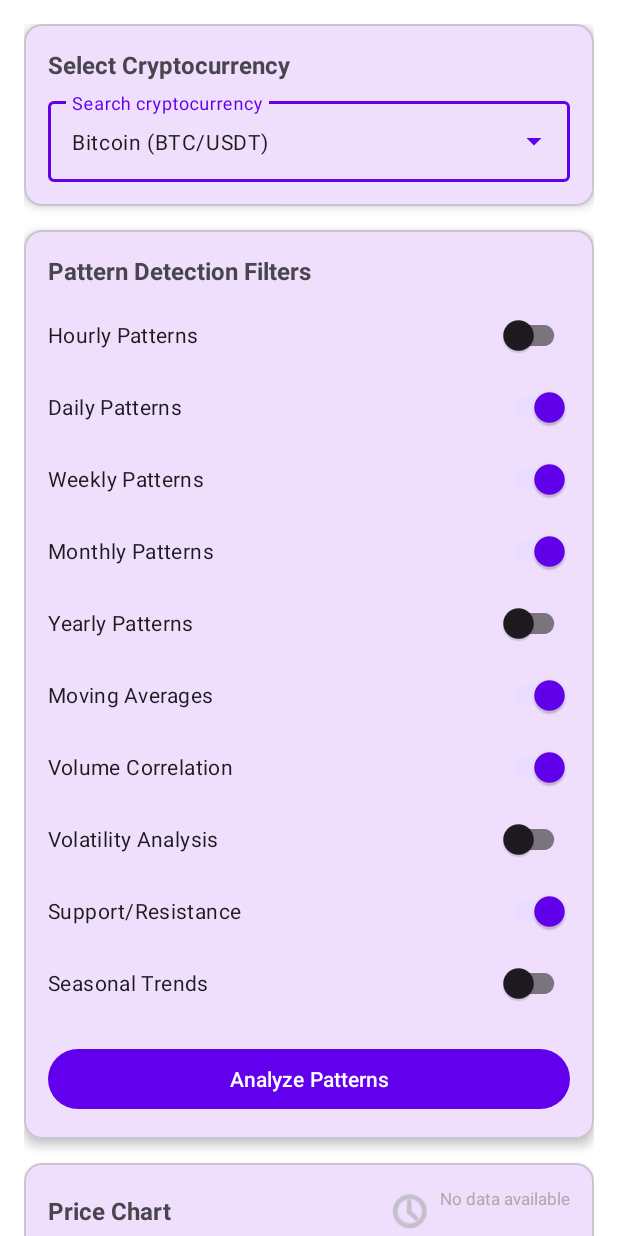
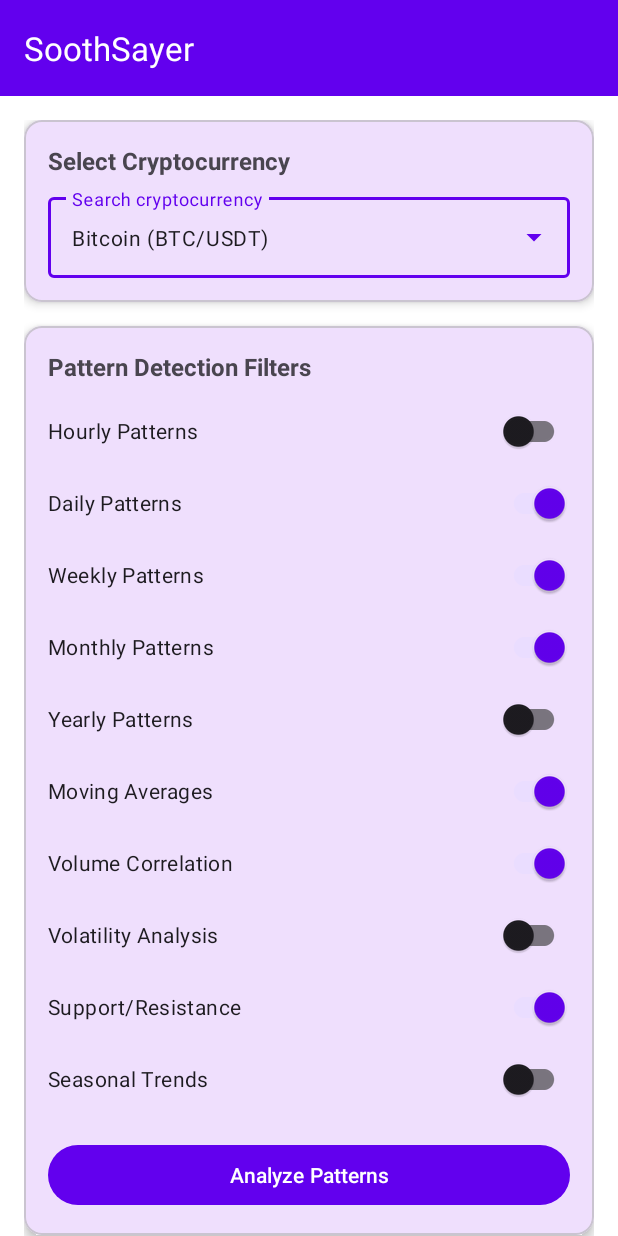
Before and after one commit to stagged1-cloud/SoothSayer, an Android app: the screen it shows after launch (MainActivity), on a phone screen of 412 x 824 dp. Run offline under Robolectric (Android 15) with nearby library versions, the phone set to English and light mode, and no system bars; our stand-ins replace Dagger/Hilt's generated code, Room's generated code; libraries missing offline, so code that uses them is left out: com.github.mikephil.charting; plain views replace LineChart; 12 statements that could not run were skipped.

Commit message:
Add visible toolbar with About menu and comprehensive CHANGELOG - Add AppBarLayout with MaterialToolbar to MainActivity layout - Menu now visible at top of app with info icon - About navigation working from toolbar menu (not hidden in fragment) - Removed redundant MenuProvider from AnalysisFragment - Toolbar properly integrated in MainActivity with menu click handling - Updated CHANGELOG.md with ALL changes from October 29, 2025: Pattern markers, RSI indicator, GitHub Pages website, How It Works section, How to Use guide, disclaimers, About screen, UI improvements, bug fixes - Comprehensive documentation of features, changes, fixes, and technical updates - Ready for version tagging

```diff
--- a/app/src/main/java/com/soothsayer/predictor/ui/MainActivity.kt
+++ b/app/src/main/java/com/soothsayer/predictor/ui/MainActivity.kt
@@ -1,6 +1,7 @@
 package com.soothsayer.predictor.ui
 
 import android.os.Bundle
+import android.view.MenuItem
 import androidx.appcompat.app.AppCompatActivity
 import androidx.navigation.findNavController
 import com.soothsayer.predictor.R
@@ -20,6 +21,20 @@ class MainActivity : AppCompatActivity() {
 
         binding = ActivityMainBinding.inflate(layoutInflater)
         setContentView(binding.root)
+
+        // Set up toolbar
+        setSupportActionBar(binding.toolbar)
+
+        // Handle menu item clicks
+        binding.toolbar.setOnMenuItemClickListener { menuItem ->
+            when (menuItem.itemId) {
+                R.id.action_about -> {
+                    findNavController(R.id.nav_host_fragment).navigate(R.id.aboutFragment)
+                    true
+                }
+                else -> false
+            }
+        }
     }
 
     override fun onSupportNavigateUp(): Boolean {
--- a/app/src/main/java/com/soothsayer/predictor/ui/fragments/AnalysisFragment.kt
+++ b/app/src/main/java/com/soothsayer/predictor/ui/fragments/AnalysisFragment.kt
@@ -3,16 +3,11 @@ package com.soothsayer.predictor.ui.fragments
 import android.graphics.Color
 import android.os.Bundle
 import android.view.LayoutInflater
-import android.view.Menu
-import android.view.MenuInflater
-import android.view.MenuItem
 import android.view.View
 import android.view.ViewGroup
 import android.widget.ArrayAdapter
-import androidx.core.view.MenuProvider
 import androidx.fragment.app.Fragment
 import androidx.fragment.app.viewModels
-import androidx.lifecycle.Lifecycle
 import androidx.lifecycle.lifecycleScope
 import androidx.navigation.fragment.findNavController
 import androidx.recyclerview.widget.LinearLayoutManager
@@ -79,9 +74,6 @@ class AnalysisFragment : Fragment() {
     override fun onViewCreated(view: View, savedInstanceState: Bundle?) {
         super.onViewCreated(view, savedInstanceState)
 
-        // Setup menu
-        setupMenu()
-
         // Restore saved state if available
         savedInstanceState?.let {
             currentSymbol = it.getString(KEY_CURRENT_SYMBOL, "BTCUSDT")
@@ -142,24 +134,6 @@ class AnalysisFragment : Fragment() {
             layoutManager = LinearLayoutManager(requireContext())
             adapter = patternAdapter
         }
-    }
-
-    private fun setupMenu() {
-        requireActivity().addMenuProvider(object : MenuProvider {
-            override fun onCreateMenu(menu: Menu, menuInflater: MenuInflater) {
-                menuInflater.inflate(R.menu.menu_analysis, menu)
-            }
-
-            override fun onMenuItemSelected(menuItem: MenuItem): Boolean {
-                return when (menuItem.itemId) {
-                    R.id.action_about -> {
-                        findNavController().navigate(R.id.action_analysis_to_about)
-                        true
-                    }
-                    else -> false
-                }
-            }
-        }, viewLifecycleOwner, Lifecycle.State.RESUMED)
     }
 
     private fun setupCryptoSpinner() {
--- a/app/src/main/res/layout/activity_main.xml
+++ b/app/src/main/res/layout/activity_main.xml
@@ -5,6 +5,25 @@
     android:layout_width="match_parent"
     android:layout_height="match_parent"
     tools:context=".ui.MainActivity">
+
+    <com.google.android.material.appbar.AppBarLayout
+        android:id="@+id/app_bar_layout"
+        android:layout_width="0dp"
+        android:layout_height="wrap_content"
+        app:layout_constraintEnd_toEndOf="parent"
+        app:layout_constraintStart_toStartOf="parent"
+        app:layout_constraintTop_toTopOf="parent">
+
+        <com.google.android.material.appbar.MaterialToolbar
+            android:id="@+id/toolbar"
+            android:layout_width="match_parent"
+            android:layout_height="?attr/actionBarSize"
+            android:background="?attr/colorPrimary"
+            app:title="@string/app_name"
+            app:titleTextColor="@android:color/white"
+            app:menu="@menu/menu_analysis" />
+
+    </com.google.android.material.appbar.AppBarLayout>
 
     <androidx.fragment.app.FragmentContainerView
         android:id="@+id/nav_host_fragment"
@@ -15,7 +34,7 @@
         app:layout_constraintBottom_toBottomOf="parent"
         app:layout_constraintEnd_toEndOf="parent"
         app:layout_constraintStart_toStartOf="parent"
-        app:layout_constraintTop_toTopOf="parent"
+        app:layout_constraintTop_toBottomOf="@id/app_bar_layout"
         app:navGraph="@navigation/nav_graph" />
 
 </androidx.constraintlayout.widget.ConstraintLayout>
```
Also changed, not shown: 1 other file.
